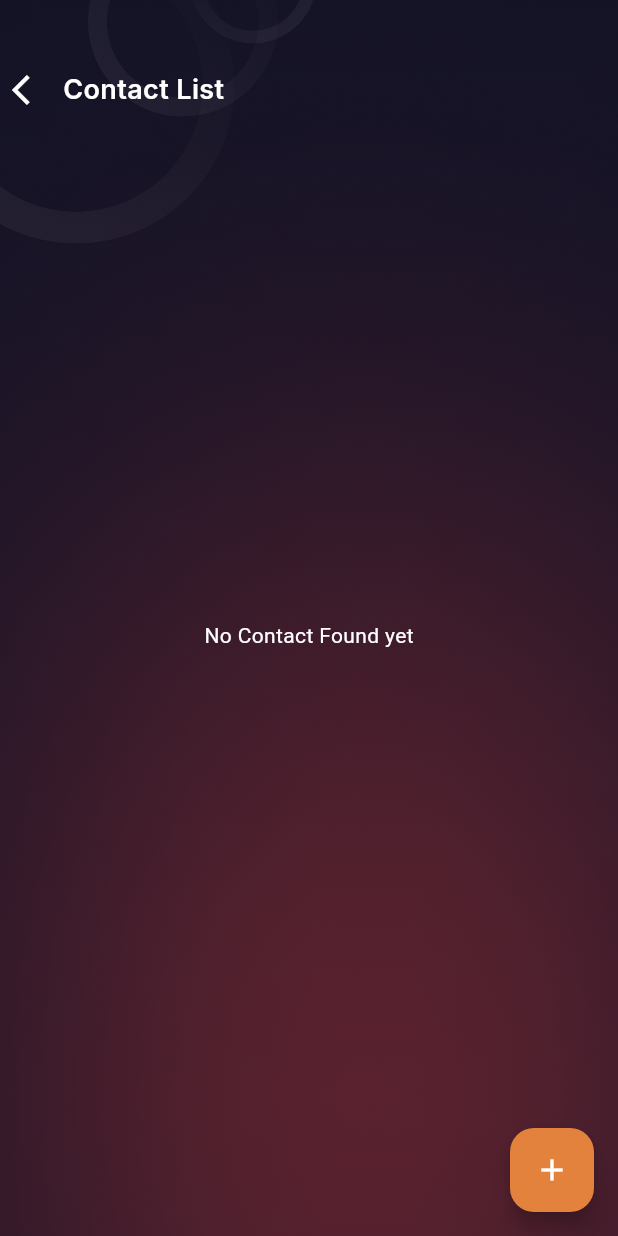
After one commit to fwdAndroid/oweflow, a Flutter app: the ShowContact screen opened directly, on a phone screen of 412 x 824 dp. The commit adds this screen. Run offline on Flutter 3.47's test engine with Material 3 defaults, Android fonts, the phone set to English and light mode, and no system bars; our stand-ins replace cloud_firestore, firebase_auth, firebase_core, google_fonts; accounts and stored records are empty.

Commit message:
Contacts Done

```diff
--- a/lib/screens/accountpages/add_schedule.dart
+++ b/lib/screens/accountpages/add_schedule.dart
@@ -1,6 +1,7 @@
 import 'package:flutter/material.dart';
 import 'package:google_fonts/google_fonts.dart';
 import 'package:oweflow/screens/accountpages/add_contact.dart';
+import 'package:oweflow/screens/accountpages/show_contact.dart';
 import 'package:oweflow/utils/colors.dart';
 
 class AddSchedules extends StatefulWidget {
@@ -64,7 +65,7 @@ class _AddSchedulesState extends State<AddSchedules> {
             InkWell(
               onTap: () {
                 Navigator.push(context,
-                    MaterialPageRoute(builder: (builder) => AddContact()));
+                    MaterialPageRoute(builder: (builder) => ShowContact()));
               },
               child: Text(
                 'Add Contact',
--- /dev/null
+++ b/lib/screens/accountpages/show_contact.dart
@@ -0,0 +1,147 @@
+import 'package:cloud_firestore/cloud_firestore.dart';
+import 'package:firebase_auth/firebase_auth.dart';
+import 'package:flutter/material.dart';
+import 'package:google_fonts/google_fonts.dart';
+import 'package:oweflow/screens/accountpages/add_contact.dart';
+import 'package:oweflow/utils/colors.dart';
+
+class ShowContact extends StatefulWidget {
+  const ShowContact({super.key});
+
+  @override
+  State<ShowContact> createState() => _ShowContactState();
+}
+
+class _ShowContactState extends State<ShowContact> {
+  @override
+  Widget build(BuildContext context) {
+    return Scaffold(
+      floatingActionButton: FloatingActionButton(
+        backgroundColor: textColor,
+        onPressed: () {
+          Navigator.push(
+              context, MaterialPageRoute(builder: (builder) => AddContact()));
+        },
+        child: Icon(
+          Icons.add,
+          color: colorwhite,
+        ),
+      ),
+      body: Container(
+        width: MediaQuery.of(context).size.width,
+        height: MediaQuery.of(context).size.height,
+        decoration: BoxDecoration(
+          image: DecorationImage(
+              image: AssetImage(
+                "assets/back.png",
+              ),
+              fit: BoxFit.cover,
+              filterQuality: FilterQuality.high),
+        ),
+        child: Column(
+          children: [
+            const SizedBox(
+              height: 40,
+            ),
+            Padding(
+              padding: const EdgeInsets.all(8.0),
+              child: Row(
+                children: [
+                  InkWell(
+                    onTap: () {
+                      Navigator.pop(context);
+                    },
+                    child: Icon(
+                      Icons.arrow_back_ios,
+                      color: colorwhite,
+                    ),
+                  ),
+                  const SizedBox(
+                    width: 10,
+                  ),
+                  Text(
+                    'Contact List',
+                    style: GoogleFonts.inter(
+                      color: colorwhite,
+                      fontSize: 18,
+                      fontWeight: FontWeight.w600,
+                      height: 0,
+                    ),
+                  ),
+                ],
+              ),
+            ),
+            SizedBox(
+              height: MediaQuery.of(context).size.height / 1.2,
+              child: StreamBuilder(
+                  stream: FirebaseFirestore.instance
+                      .collection("contacts")
+                      .where("uid",
+                          isEqualTo: FirebaseAuth.instance.currentUser!.uid)
+                      .snapshots(),
+                  builder: (context, snapshot) {
+                    if (!snapshot.hasData) {
+                      return const Center(
+                        child: CircularProgressIndicator(),
+                      );
+                    }
+                    if (snapshot.data!.docs.isEmpty) {
+                      return const Center(
+                        child: Text(
+                          "No Contact Found yet",
+                          style: TextStyle(color: Colors.white),
+                        ),
+                      );
+                    }
+                    return ListView.builder(
+                        itemCount: snapshot.data!.docs.length,
+                        itemBuilder: (BuildContext context, int index) {
+                          return StreamBuilder<Object>(
+                              stream: FirebaseFirestore.instance
+                                  .collection("contacts")
+                                  .where("uid",
+                                      isEqualTo: FirebaseAuth
+                                          .instance.currentUser!.uid)
+                                  .snapshots(),
+                              builder: (BuildContext context,
+                                  AsyncSnapshot snapshot) {
+                                if (!snapshot.hasData) {
+                                  return const Center(
+                                    child: CircularProgressIndicator(),
+                                  );
+                                }
+                                final List<DocumentSnapshot> documents =
+                                    snapshot.data!.docs;
+                                final Map<String, dynamic> data =
+                                    documents[index].data()
+                                        as Map<String, dynamic>;
+                                return Column(
+                                  children: [
+                                    ListTile(
+                                      title: Text(
+                                        data['name'],
+                                        style: TextStyle(
+                                            color: colorwhite,
+                                            fontWeight: FontWeight.w600),
+                                      ),
+                                      subtitle: Text(
+                                        data['phone'],
+                                        style: TextStyle(
+                                            fontWeight: FontWeight.w600),
+                                      ),
+                                    ),
+                                    Divider(
+                                      color: colorwhite.withOpacity(.2),
+                                    )
+                                  ],
+                                );
+                              });
+                        });
+                  }),
+            ),
+          ],
+        ),
+      ),
+    );
+  }
+}
--- a/pubspec.yaml
+++ b/pubspec.yaml
@@ -35,6 +35,7 @@ dependencies:
   flutter:
     sdk: flutter
   google_fonts: ^6.1.0
+  uuid: ^4.2.2
 
 dev_dependencies:
   flutter_lints: ^2.0.0
```
Also changed, not shown: lib/screens/accountpages/add_contact.dart (+51 -2 lines), pubspec.lock.
